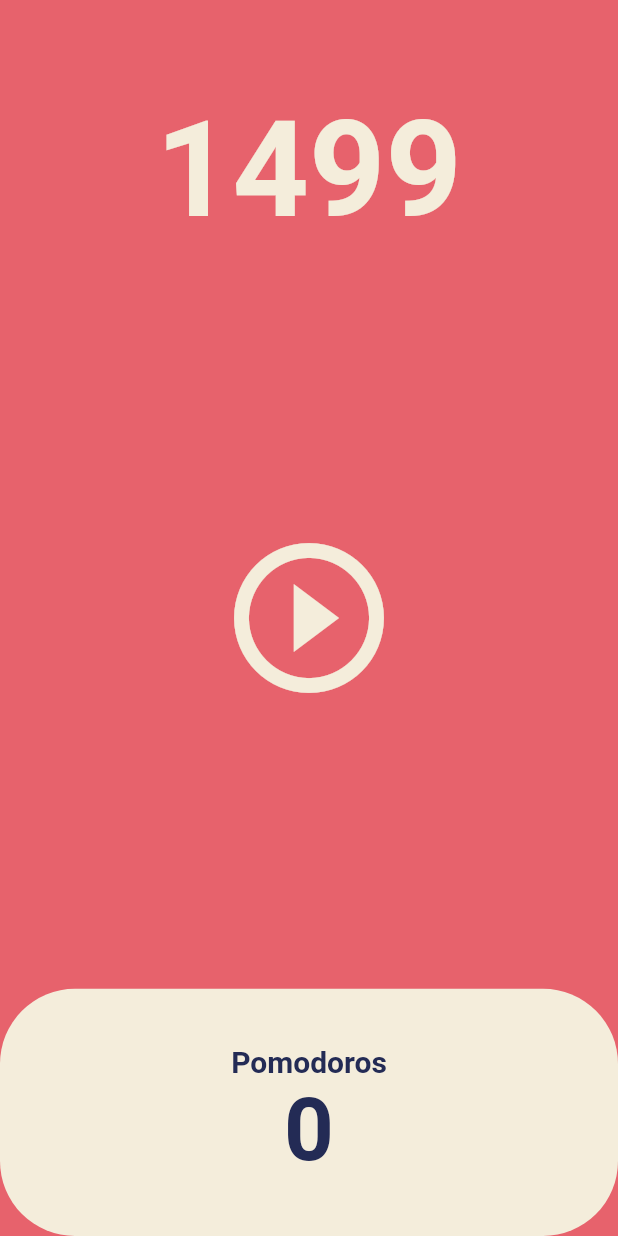
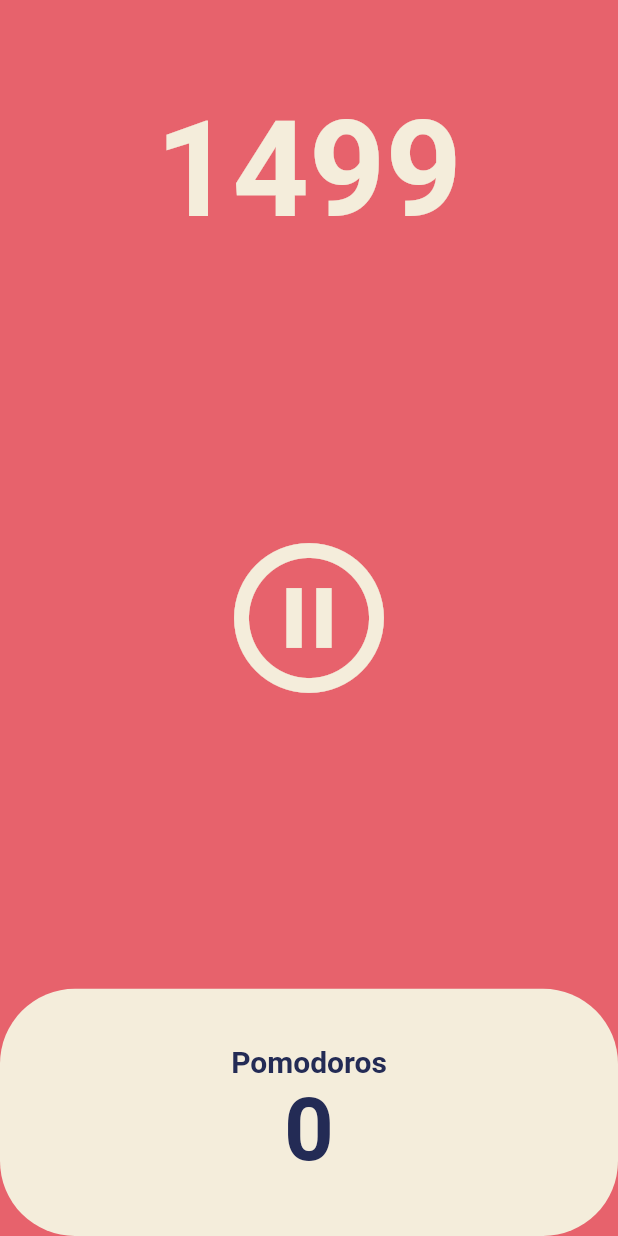
Before and after one commit to walkerJung/start-dart, a Flutter app: the screen it shows after launch, after a tap on the "play circle outline" icon, on a phone screen of 412 x 824 dp. Run offline on Flutter 3.47's test engine with Material 2 defaults, Android fonts, the phone set to English and light mode, and no system bars.

Commit message:
feat: Pause Play

```diff
--- a/pomodoro_app/lib/screens/home_screen.dart
+++ b/pomodoro_app/lib/screens/home_screen.dart
@@ -10,6 +10,7 @@ class HomeScreen extends StatefulWidget {
 
 class _HomeScreenState extends State<HomeScreen> {
   int totalSeconds = 1500;
+  bool isRunning = false;
   late Timer timer;
 
   void onTick(Timer _) {
@@ -20,6 +21,16 @@ class _HomeScreenState extends State<HomeScreen> {
 
   void onStartPressed() {
     timer = Timer.periodic(const Duration(seconds: 1), onTick);
+    setState(() {
+      isRunning = true;
+    });
+  }
+
+  void onPausePressed() {
+    timer.cancel();
+    setState(() {
+      isRunning = false;
+    });
   }
 
   @override
@@ -48,8 +59,10 @@ class _HomeScreenState extends State<HomeScreen> {
               child: IconButton(
                 iconSize: 120,
                 color: Theme.of(context).cardColor,
-                onPressed: onStartPressed,
-                icon: const Icon(Icons.play_circle_outline),
+                onPressed: isRunning ? onPausePressed : onStartPressed,
+                icon: isRunning
+                    ? const Icon(Icons.pause_circle_outline)
+                    : const Icon(Icons.play_circle_outline),
               ),
             ),
           ),
```
Also changed, not shown: 1 other file.
